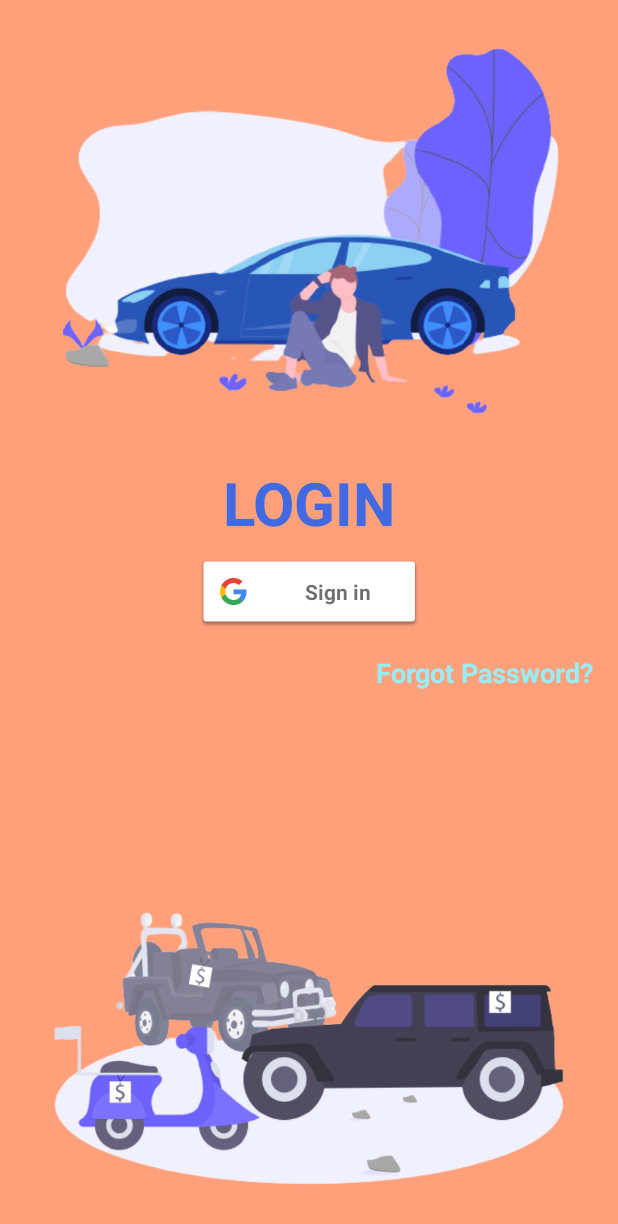
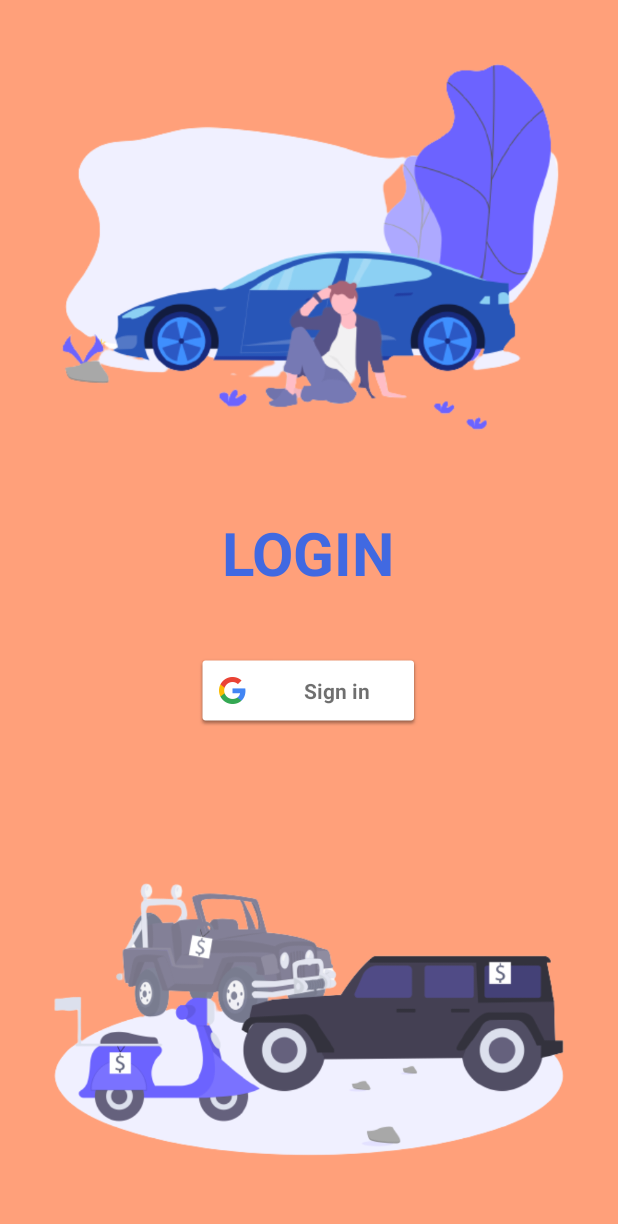
Before and after one commit to arirator120/driverassistant, an Android app: the screen it shows after launch (LoginActivity), on a phone screen of 412 x 824 dp. Shown: the top 1224 px of the screen. Run offline under Robolectric (Android 15) with nearby library versions, the phone set to English and light mode, and no system bars.

Commit message:
Da lam guildline cho login

```diff
--- a/DTHDriverAssistant/app/src/main/res/layout/activity_login.xml
+++ b/DTHDriverAssistant/app/src/main/res/layout/activity_login.xml
@@ -4,89 +4,83 @@
     xmlns:tools="http://schemas.android.com/tools"
     android:layout_width="match_parent"
     android:layout_height="match_parent"
+    android:background="#ffa07a"
     tools:context=".LoginActivity">
-
-    <View
-        android:id="@+id/view5"
-        android:layout_width="0dp"
-        android:layout_height="0dp"
-        android:background="#ffa07a"
-        app:layout_constraintBottom_toBottomOf="parent"
-        app:layout_constraintEnd_toEndOf="parent"
-        app:layout_constraintHorizontal_bias="0.0"
-        app:layout_constraintStart_toStartOf="parent"
-        app:layout_constraintTop_toTopOf="parent"
-        app:layout_constraintVertical_bias="0.0" />
-
-    <ImageView
-        android:id="@+id/imageView8"
-        android:layout_width="wrap_content"
-        android:layout_height="300dp"
-        android:layout_marginTop="4dp"
-        app:layout_constraintEnd_toEndOf="parent"
-        app:layout_constraintHorizontal_bias="0.0"
-        app:layout_constraintStart_toStartOf="parent"
-        app:layout_constraintTop_toTopOf="parent"
-        app:srcCompat="@drawable/car" />
 
     <TextView
         android:id="@+id/tvlogin"
         android:layout_width="wrap_content"
         android:layout_height="wrap_content"
-        android:layout_marginTop="4dp"
+        android:layout_marginTop="12dp"
         android:gravity="clip_horizontal|center"
         android:text="LOGIN"
         android:textColor="#4169e1"
         android:textSize="40dp"
         android:textStyle="bold"
         app:layout_constraintEnd_toEndOf="parent"
+        app:layout_constraintHorizontal_bias="0.498"
         app:layout_constraintStart_toStartOf="parent"
-        app:layout_constraintTop_toBottomOf="@+id/imageView8" />
+        app:layout_constraintTop_toTopOf="@+id/guideline4" />
 
     <com.google.android.gms.common.SignInButton
         android:id="@+id/sign_in_button"
         android:layout_width="150dp"
         android:layout_height="wrap_content"
-        android:layout_marginTop="8dp"
+        android:layout_marginTop="24dp"
         android:foregroundGravity="clip_horizontal|center"
         app:layout_constraintEnd_toEndOf="parent"
+        app:layout_constraintHorizontal_bias="0.498"
         app:layout_constraintStart_toStartOf="parent"
-        app:layout_constraintTop_toBottomOf="@+id/tvlogin">
+        app:layout_constraintTop_toTopOf="@+id/guideline5">
 
     </com.google.android.gms.common.SignInButton>
 
-    <View
-        android:id="@+id/view6"
+    <androidx.constraintlayout.widget.Guideline
+        android:id="@+id/guideline3"
         android:layout_width="wrap_content"
-        android:layout_height="200dp"
+        android:layout_height="wrap_content"
+        android:orientation="horizontal"
+        app:layout_constraintGuide_percent="0.4" />
+
+    <ImageView
+        android:id="@+id/imageView"
+        android:layout_width="0dp"
+        android:layout_height="0dp"
+        app:layout_constraintBottom_toTopOf="@+id/guideline3"
+        app:layout_constraintEnd_toEndOf="parent"
+        app:layout_constraintStart_toStartOf="parent"
+        app:layout_constraintTop_toTopOf="parent"
+        app:srcCompat="@drawable/car" />
+
+    <androidx.constraintlayout.widget.Guideline
+        android:id="@+id/guideline4"
+        android:layout_width="wrap_content"
+        android:layout_height="wrap_content"
+        android:orientation="horizontal"
+        app:layout_constraintGuide_percent="0.4" />
+
+    <androidx.constraintlayout.widget.Guideline
+        android:id="@+id/guideline5"
+        android:layout_width="wrap_content"
+        android:layout_height="wrap_content"
+        android:orientation="horizontal"
+        app:layout_constraintGuide_percent="0.5" />
+
+    <androidx.constraintlayout.widget.Guideline
+        android:id="@+id/guideline6"
+        android:layout_width="wrap_content"
+        android:layout_height="wrap_content"
+        android:orientation="horizontal"
+        app:layout_constraintGuide_percent="0.65" />
+
+    <ImageView
+        android:id="@+id/imageView2"
+        android:layout_width="0dp"
+        android:layout_height="0dp"
         app:layout_constraintBottom_toBottomOf="parent"
         app:layout_constraintEnd_toEndOf="parent"
-        app:layout_constraintHorizontal_bias="1.0"
         app:layout_constraintStart_toStartOf="parent"
-        app:layout_constraintTop_toBottomOf="@+id/sign_in_button"
-        app:layout_constraintVertical_bias="1.0" />
-
-    <ImageView
-        android:id="@+id/imageView10"
-        android:layout_width="wrap_content"
-        android:layout_height="250dp"
-        app:layout_constraintBottom_toBottomOf="@+id/view5"
-        app:layout_constraintEnd_toEndOf="@+id/view6"
-        app:layout_constraintHorizontal_bias="0.0"
-        app:layout_constraintStart_toStartOf="@+id/view6"
+        app:layout_constraintTop_toTopOf="@+id/guideline6"
         app:srcCompat="@drawable/vehicle" />
 
-    <TextView
-        android:layout_width="wrap_content"
-        android:layout_height="wrap_content"
-        android:layout_marginTop="436dp"
-        android:text="Forgot Password?"
-        android:textColor="#97ECF6"
-        android:textSize="18dp"
-        android:textStyle="bold"
-        app:layout_constraintEnd_toEndOf="parent"
-        app:layout_constraintHorizontal_bias="0.939"
-        app:layout_constraintStart_toStartOf="parent"
-        app:layout_constraintTop_toTopOf="parent" />
-
 </androidx.constraintlayout.widget.ConstraintLayout>
```
